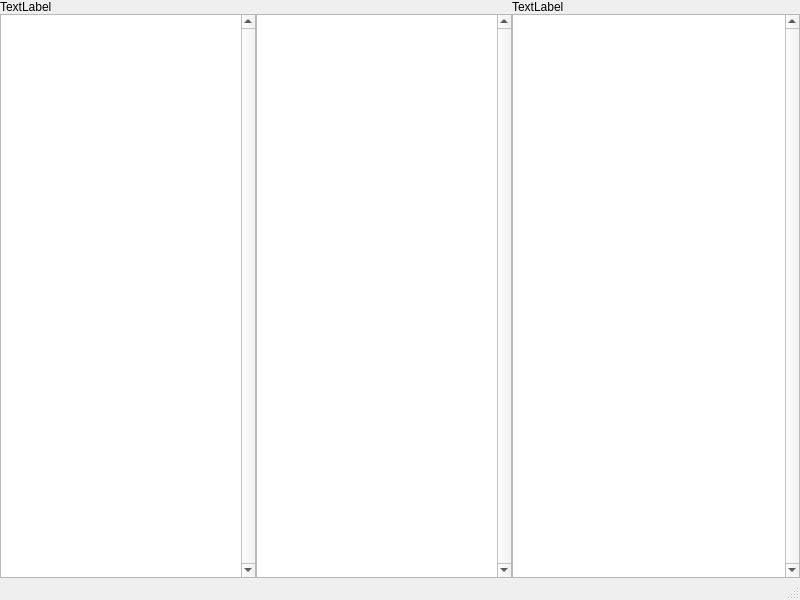
Before: the Qt Designer form src/gui/window.ui in schmied/synkor, drawn with Qt 5.
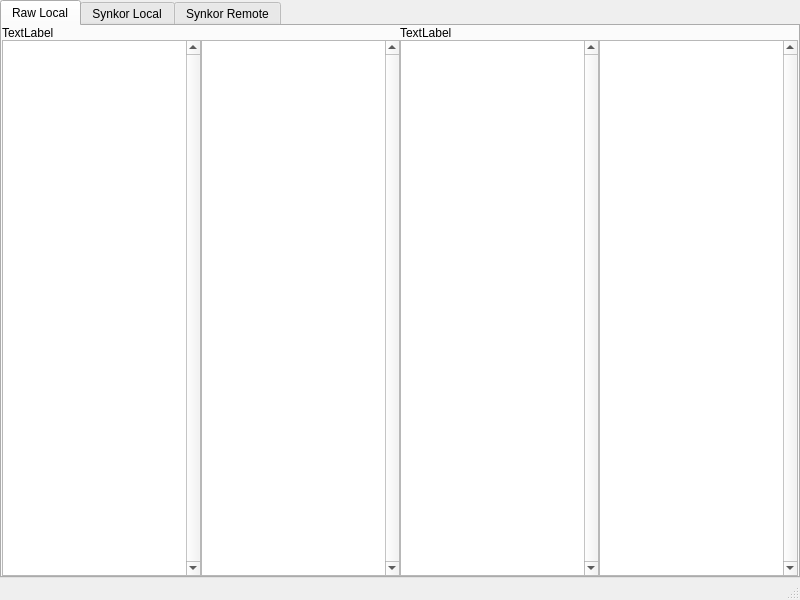
After: the same form once the commit is applied. Custom widgets are drawn as their Qt base class.

Diff of the .ui file:
```diff
--- a/src/gui/window.ui
+++ b/src/gui/window.ui
@@ -22,8 +22,8 @@
   <property name="animated">
    <bool>false</bool>
   </property>
-  <widget class="QWidget" name="central_widget">
-   <layout class="QHBoxLayout" name="horizontal_layout" stretch="0,0">
+  <widget class="QWidget" name="window_widget">
+   <layout class="QHBoxLayout" name="window_widget_layout">
     <property name="spacing">
      <number>0</number>
     </property>
@@ -40,36 +40,58 @@
      <number>0</number>
     </property>
     <item>
-     <layout class="QVBoxLayout" name="vertical_layout_src">
+     <widget class="QTabWidget" name="tab">
+      <property name="currentIndex">
+       <number>0</number>
+      </property>
+      <property name="usesScrollButtons">
+       <bool>false</bool>
+      </property>
+      <widget class="QWidget" name="rl_tab">
+       <attribute name="title">
+        <string>Raw Local</string>
+       </attribute>
+       <layout class="QHBoxLayout" name="rl_tab_layout">
       <property name="spacing">
        <number>0</number>
       </property>
+        <property name="leftMargin">
+         <number>0</number>
+        </property>
+        <property name="topMargin">
+         <number>0</number>
+        </property>
+        <property name="rightMargin">
+         <number>0</number>
+        </property>
+        <property name="bottomMargin">
+         <number>0</number>
+        </property>
       <item>
-       <widget class="QLabel" name="label_src">
+         <layout class="QVBoxLayout" name="rl_item_left">
+          <property name="spacing">
+           <number>0</number>
+          </property>
+          <item>
+           <widget class="QLabel" name="rl_item_left_label">
         <property name="text">
          <string>TextLabel</string>
         </property>
        </widget>
       </item>
       <item>
-       <layout class="QHBoxLayout" name="horizontal_layout_src">
+           <layout class="QHBoxLayout" name="rl_item_left_layout">
         <property name="spacing">
          <number>0</number>
         </property>
         <item>
-         <widget class="tree_view" name="tree_view_src">
-          <property name="styleSheet">
-           <string notr="true"/>
-          </property>
+             <widget class="tree_view" name="rl_item_left_tree">
           <property name="verticalScrollBarPolicy">
            <enum>Qt::ScrollBarAlwaysOn</enum>
           </property>
           <property name="horizontalScrollBarPolicy">
            <enum>Qt::ScrollBarAlwaysOff</enum>
           </property>
-          <property name="sizeAdjustPolicy">
-           <enum>QAbstractScrollArea::AdjustIgnored</enum>
-          </property>
           <property name="editTriggers">
            <set>QAbstractItemView::NoEditTriggers</set>
           </property>
@@ -104,9 +126,6 @@
           <property name="horizontalScrollBarPolicy">
            <enum>Qt::ScrollBarAlwaysOff</enum>
           </property>
-          <property name="sizeAdjustPolicy">
-           <enum>QAbstractScrollArea::AdjustIgnored</enum>
-          </property>
           <property name="editTriggers">
            <set>QAbstractItemView::NoEditTriggers</set>
           </property>
@@ -135,7 +154,7 @@
      </layout>
     </item>
     <item>
-     <layout class="QVBoxLayout" name="vertical_layout_dst">
+         <layout class="QVBoxLayout" name="rl_item_right">
       <property name="spacing">
        <number>0</number>
       </property>
@@ -147,16 +166,18 @@
        </widget>
       </item>
       <item>
-       <widget class="tree_view" name="tree_view_dst">
+           <layout class="QHBoxLayout" name="rl_item_right_layout">
+            <property name="spacing">
+             <number>0</number>
+            </property>
+            <item>
+             <widget class="tree_view" name="rl_item_right_tree">
         <property name="verticalScrollBarPolicy">
          <enum>Qt::ScrollBarAlwaysOn</enum>
         </property>
         <property name="horizontalScrollBarPolicy">
          <enum>Qt::ScrollBarAlwaysOff</enum>
         </property>
-        <property name="sizeAdjustPolicy">
-         <enum>QAbstractScrollArea::AdjustIgnored</enum>
-        </property>
         <property name="editTriggers">
          <set>QAbstractItemView::NoEditTriggers</set>
         </property>
@@ -177,7 +198,67 @@
         </attribute>
        </widget>
       </item>
-     </layout>
+            <item>
+             <widget class="list_view" name="rl_item_right_list">
+              <property name="verticalScrollBarPolicy">
+               <enum>Qt::ScrollBarAlwaysOn</enum>
+              </property>
+              <property name="horizontalScrollBarPolicy">
+               <enum>Qt::ScrollBarAlwaysOff</enum>
+              </property>
+              <property name="editTriggers">
+               <set>QAbstractItemView::NoEditTriggers</set>
+              </property>
+              <property name="dragEnabled">
+               <bool>true</bool>
+              </property>
+              <property name="dragDropMode">
+               <enum>QAbstractItemView::DragDrop</enum>
+              </property>
+              <property name="defaultDropAction">
+               <enum>Qt::IgnoreAction</enum>
+              </property>
+              <property name="selectionMode">
+               <enum>QAbstractItemView::ExtendedSelection</enum>
+              </property>
+              <property name="selectionBehavior">
+               <enum>QAbstractItemView::SelectRows</enum>
+              </property>
+              <property name="selectionRectVisible">
+               <bool>true</bool>
+              </property>
+             </widget>
+            </item>
+           </layout>
+          </item>
+         </layout>
+        </item>
+       </layout>
+      </widget>
+      <widget class="QWidget" name="sl_tab">
+       <attribute name="title">
+        <string>Synkor Local</string>
+       </attribute>
+       <widget class="QLabel" name="label">
+        <property name="geometry">
+         <rect>
+          <x>70</x>
+          <y>50</y>
+          <width>46</width>
+          <height>14</height>
+         </rect>
+        </property>
+        <property name="text">
+         <string>TextLabel</string>
+        </property>
+       </widget>
+      </widget>
+      <widget class="QWidget" name="sr_tab">
+       <attribute name="title">
+        <string>Synkor Remote</string>
+       </attribute>
+      </widget>
+     </widget>
     </item>
    </layout>
   </widget>
```
Left out of the diff: 4 changed lines with no effect on the pictures. Lines whose indentation alone changed are shown as unchanged.
